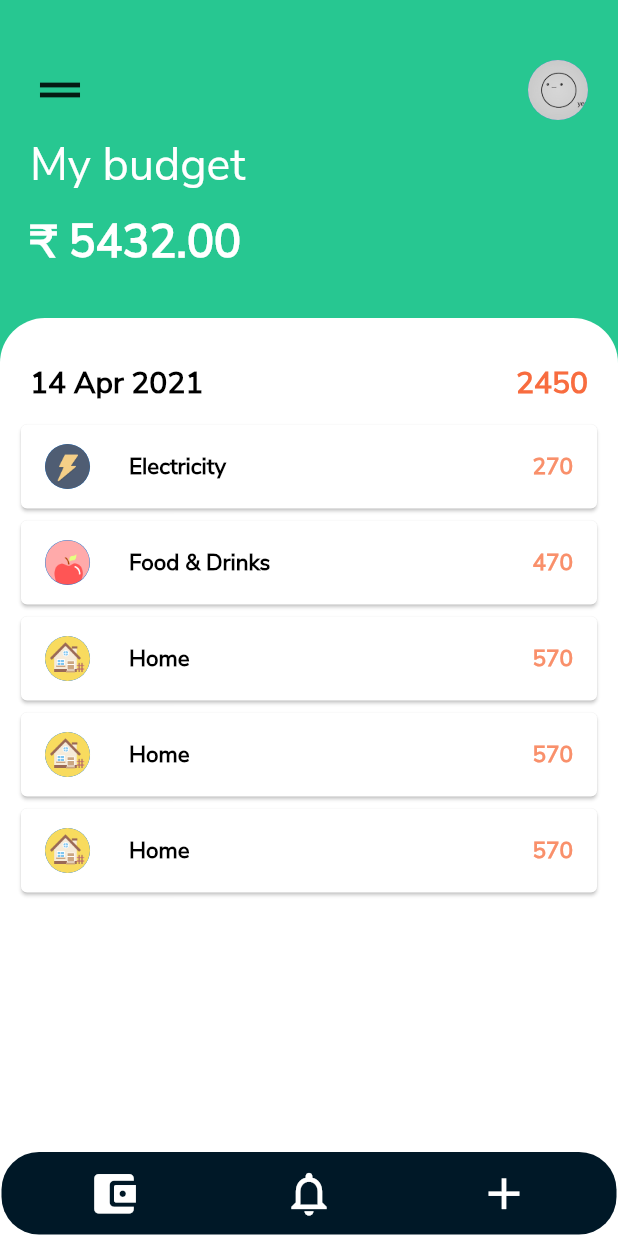
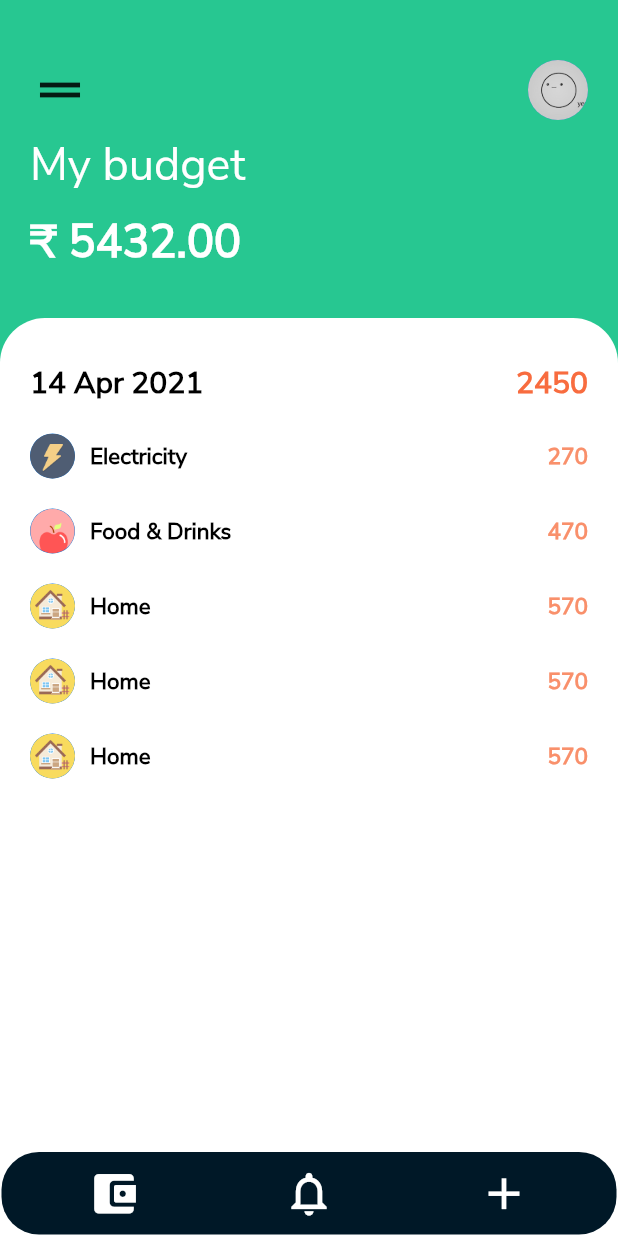
Before and after one commit to keertirajmalik/Pocket-Friend, a Flutter app: the screen it shows after launch, on a phone screen of 412 x 824 dp. Run offline on Flutter 3.47's test engine with Material 2 defaults, Android fonts, the phone set to English and light mode, and no system bars.

Commit message:
Revert "replaced the custom widget with card widget from flutter (#10)"
This reverts commit eee04ea7b8dd41771f38b3f0513558d9394ca2a3.

```diff
--- a/lib/widgets/expense_list.dart
+++ b/lib/widgets/expense_list.dart
@@ -10,7 +10,7 @@ class ExpensesList extends StatelessWidget {
         padding: const EdgeInsets.all(10.0),
         itemBuilder: (context, index) {
           return Container(
-            padding: const EdgeInsets.all(0.0),
+            padding: const EdgeInsets.all(10.0),
             child: ExpenseTile(
               expense: ExpenseData().expenseAmount[index].expense,
               amount: ExpenseData().expenseAmount[index].amount,
--- a/lib/widgets/expense_tile.dart
+++ b/lib/widgets/expense_tile.dart
@@ -7,16 +7,14 @@ class ExpenseTile extends StatelessWidget {
   final String? amount;
   @override
   Widget build(BuildContext context) {
-    return Card(
-      child: Column(
-        mainAxisSize: MainAxisSize.min,
+    return Row(
       children: [
-          ListTile(
-            leading: CircleAvatar(
+        CircleAvatar(
           backgroundImage: AssetImage('assets/images/$expense.png'),
           radius: 15.0,
         ),
-            title: Text(
+        const SizedBox(width: 10.0),
+        Text(
           expense!,
           style: const TextStyle(
             color: Colors.black,
@@ -24,7 +22,8 @@ class ExpenseTile extends StatelessWidget {
             fontSize: 15.0,
           ),
         ),
-            trailing: Text(
+        const Spacer(),
+        Text(
           amount!,
           style: const TextStyle(
             color: Color(0xfff9906b),
@@ -32,9 +31,7 @@ class ExpenseTile extends StatelessWidget {
             fontSize: 15.0,
           ),
         ),
-          ),
       ],
-      ),
     );
   }
 }
```
Lines whose indentation alone changed are shown as unchanged.
